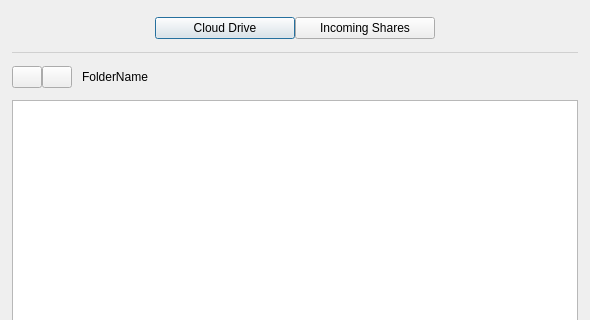
Before: the Qt Designer form src/MEGASync/gui/linux/NodeSelector.ui in meganz/MEGAsync, drawn with Qt 5; both pictures show x 0 to 590 and y 0 to 320 of the 590 by 580 pixel window.
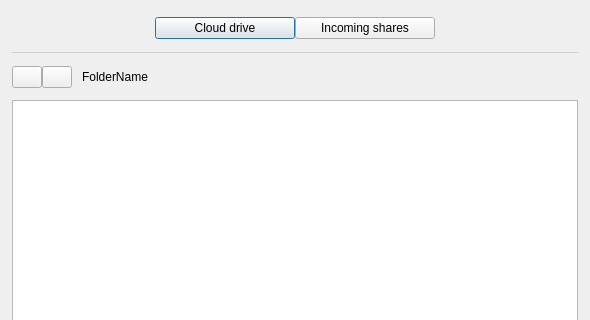
After: the same form once the commit is applied. Icons and pictures are not drawn. Custom widgets are drawn as their Qt base class.

Diff of the .ui file:
```diff
--- a/src/MEGASync/gui/linux/NodeSelector.ui
+++ b/src/MEGASync/gui/linux/NodeSelector.ui
@@ -110,7 +110,7 @@
         <string notr="true"/>
        </property>
        <property name="text">
-        <string>Cloud Drive</string>
+        <string>Cloud drive</string>
        </property>
        <property name="checkable">
         <bool>true</bool>
@@ -132,7 +132,7 @@
         <string notr="true"/>
        </property>
        <property name="text">
-        <string>Incoming Shares</string>
+        <string>Incoming shares</string>
        </property>
        <property name="checkable">
         <bool>true</bool>
```
